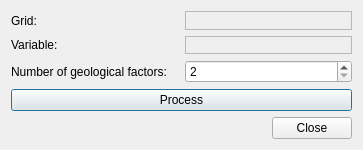
Old version of the form imagejockey/vardecomp/variographicdecompositiondialog.ui in the repository PauloCarvalhoRJ/gammaray.
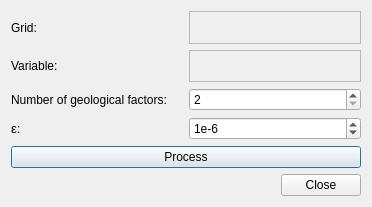
New version of the form.

Commit message: Variographic decomposition: added gradient descent optimization step.

What changed in the file:
```diff
--- a/imagejockey/vardecomp/variographicdecompositiondialog.ui
+++ b/imagejockey/vardecomp/variographicdecompositiondialog.ui
@@ -6,8 +6,8 @@
    <rect>
     <x>0</x>
     <y>0</y>
-    <width>363</width>
-    <height>150</height>
+    <width>372</width>
+    <height>207</height>
    </rect>
   </property>
   <property name="windowTitle">
@@ -98,13 +98,63 @@
        </property>
       </widget>
      </item>
-     <item row="4" column="0" colspan="2">
+     <item row="1" column="1">
+      <widget class="QFrame" name="frmAttributeSelectorPlaceholder">
+       <property name="frameShape">
+        <enum>QFrame::StyledPanel</enum>
+       </property>
+       <property name="frameShadow">
+        <enum>QFrame::Raised</enum>
+       </property>
+       <layout class="QVBoxLayout" name="verticalLayout_3">
+        <property name="spacing">
+         <number>0</number>
+        </property>
+        <property name="leftMargin">
+         <number>0</number>
+        </property>
+        <property name="topMargin">
+         <number>0</number>
+        </property>
+        <property name="rightMargin">
+         <number>0</number>
+        </property>
+        <property name="bottomMargin">
+         <number>0</number>
+        </property>
+       </layout>
+      </widget>
+     </item>
+     <item row="5" column="0" colspan="2">
       <widget class="QPushButton" name="btnProcess">
        <property name="text">
         <string>Process</string>
        </property>
       </widget>
      </item>
+     <item row="3" column="0">
+      <widget class="QLabel" name="label_4">
+       <property name="text">
+        <string>&lt;html&gt;&lt;head/&gt;&lt;body&gt;&lt;p&gt;&lt;span style=&quot; font-family:'Verdana,Arial,Tahoma,Calibri,Geneva,sans-serif'; font-size:13px;&quot;&gt;&amp;epsilon;:&lt;/span&gt;&lt;/p&gt;&lt;/body&gt;&lt;/html&gt;</string>
+       </property>
+      </widget>
+     </item>
+     <item row="3" column="1">
+      <widget class="QSpinBox" name="spinLogEpsilon">
+       <property name="prefix">
+        <string>1e</string>
+       </property>
+       <property name="minimum">
+        <number>-20</number>
+       </property>
+       <property name="maximum">
+        <number>2</number>
+       </property>
+       <property name="value">
+        <number>-6</number>
+       </property>
+      </widget>
+     </item>
     </layout>
    </item>
    <item>
```
Left out of the diff: 27 changed lines with no effect on the pictures. The commit also changes 2 other files.
